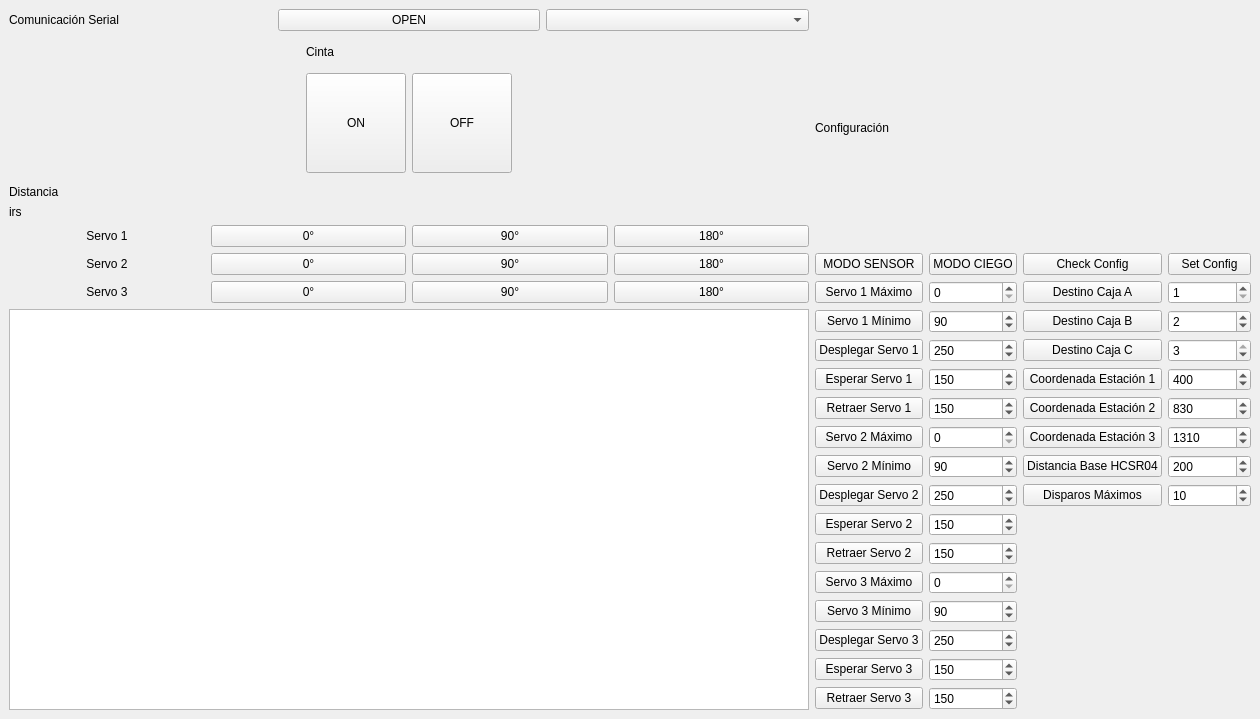
First picture: the form in hmi_client/cinta-clasificadora-hmi-client/mainwindow.ui, repository LeoM320/cinta-clasificadora, before the edit.
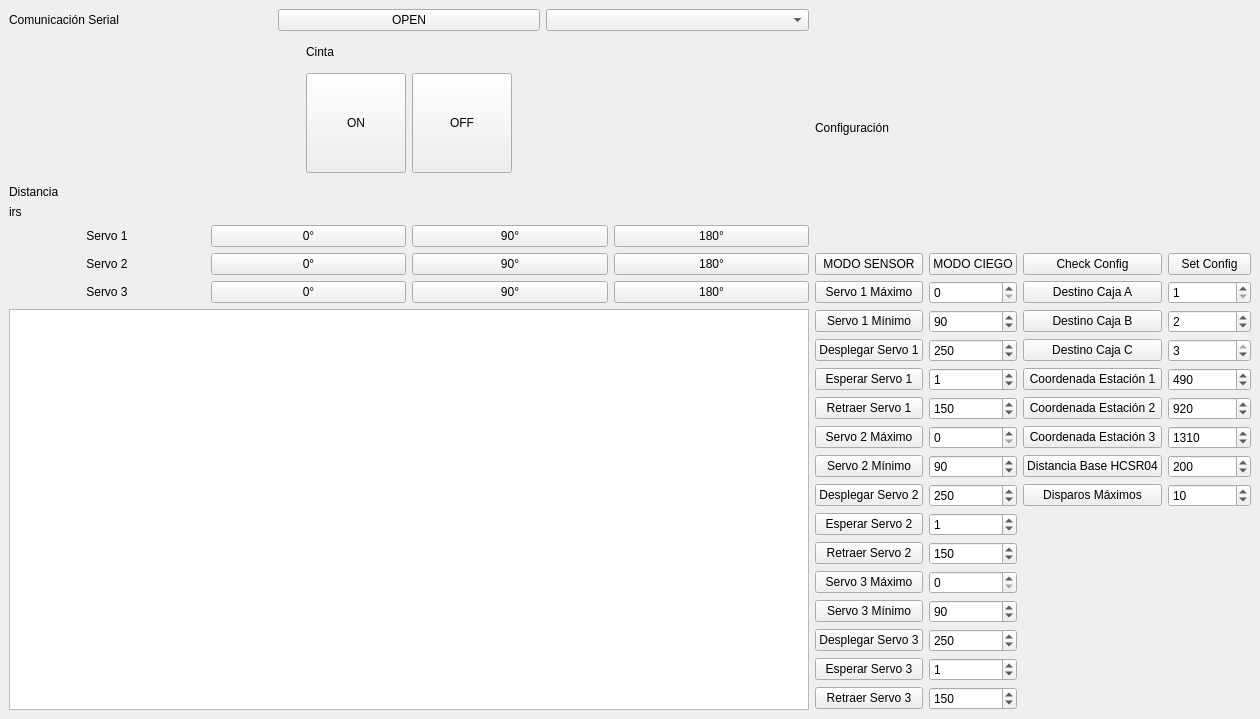
Second picture: the form after the edit.

Commit message:
fix(telemetry): modifica check config para que no sea bloqueante.
fix(hmi): arregla los valores por defecto.

```diff
--- a/hmi_client/cinta-clasificadora-hmi-client/mainwindow.ui
+++ b/hmi_client/cinta-clasificadora-hmi-client/mainwindow.ui
@@ -331,7 +331,7 @@
            <number>20000</number>
           </property>
           <property name="value">
-           <number>150</number>
+           <number>1</number>
           </property>
          </widget>
         </item>
@@ -410,7 +410,7 @@
            <number>500</number>
           </property>
           <property name="value">
-           <number>150</number>
+           <number>1</number>
           </property>
          </widget>
         </item>
@@ -434,7 +434,7 @@
            <number>20000</number>
           </property>
           <property name="value">
-           <number>150</number>
+           <number>1</number>
           </property>
          </widget>
         </item>
@@ -631,7 +631,7 @@
            <number>1500</number>
           </property>
           <property name="value">
-           <number>400</number>
+           <number>490</number>
           </property>
          </widget>
         </item>
@@ -641,7 +641,7 @@
            <number>1500</number>
           </property>
           <property name="value">
-           <number>830</number>
+           <number>920</number>
           </property>
          </widget>
         </item>
```
The commit also changes 1 other file.
